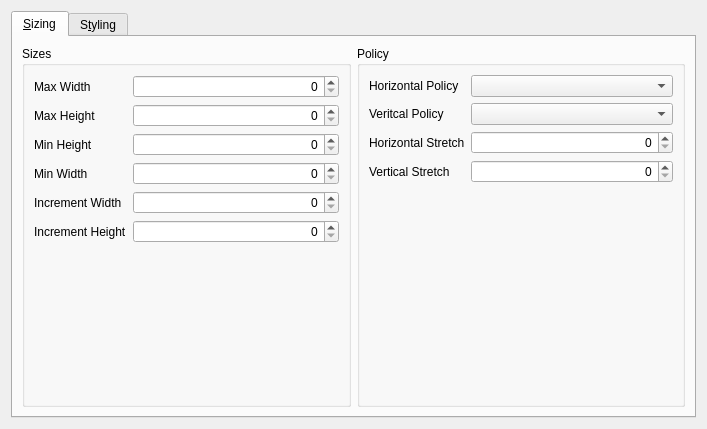
The window that com/ami/layout/pages/WidgetPropertyPage.ui (Scanframe/sf-mod-app) describes before a commit, drawn with Qt 5.
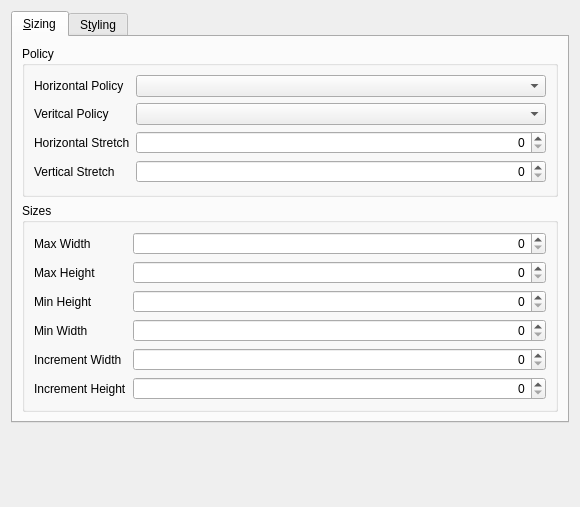
The same window after the commit. The open tabs and pages were chosen to show the change. Custom widgets are drawn as their Qt base class.

Commit message: Development of project module at the expense of acquisition. Layout editor development. Work-around for Qt "Bug" finding a QLabel buddy by name loading ui-file twice using FormBuilder. Added layout editor property page for changing the Widget's assigned layout. PropertyPage canApply() added. Development AscanGraph and property page.

The edit to the form file:
```diff
--- a/com/ami/layout/pages/WidgetPropertyPage.ui
+++ b/com/ami/layout/pages/WidgetPropertyPage.ui
@@ -6,14 +6,14 @@
    <rect>
     <x>0</x>
     <y>0</y>
-    <width>707</width>
-    <height>429</height>
+    <width>580</width>
+    <height>507</height>
    </rect>
   </property>
   <property name="windowTitle">
    <string>WidgetPropertyPage</string>
   </property>
-  <layout class="QVBoxLayout" name="verticalLayout">
+  <layout class="QVBoxLayout" name="verticalLayout_2">
    <item>
     <widget class="QTabWidget" name="tabWidget">
      <property name="tabPosition">
@@ -23,13 +23,76 @@
       <enum>QTabWidget::Rounded</enum>
      </property>
      <property name="currentIndex">
-      <number>1</number>
+      <number>0</number>
      </property>
      <widget class="QWidget" name="tabSize">
       <attribute name="title">
        <string>&amp;Sizing</string>
       </attribute>
-      <layout class="QHBoxLayout" name="horizontalLayout" stretch="0,0">
+      <layout class="QVBoxLayout" name="verticalLayout" stretch="0,0">
+       <item>
+        <widget class="QGroupBox" name="gbSizePolicy">
+         <property name="title">
+          <string>Policy</string>
+         </property>
+         <layout class="QFormLayout" name="formLayout_3">
+          <item row="0" column="0">
+           <widget class="QLabel" name="lblHorizontalPolicy">
+            <property name="text">
+             <string>Horizontal Policy</string>
+            </property>
+           </widget>
+          </item>
+          <item row="0" column="1">
+           <widget class="QComboBox" name="cbHorizontalPolicy"/>
+          </item>
+          <item row="1" column="0">
+           <widget class="QLabel" name="lblVerticalPolicy">
+            <property name="text">
+             <string>Veritcal Policy</string>
+            </property>
+           </widget>
+          </item>
+          <item row="1" column="1">
+           <widget class="QComboBox" name="cbVerticalPolicy"/>
+          </item>
+          <item row="2" column="0">
+           <widget class="QLabel" name="lblHorizontalStretch">
+            <property name="text">
+             <string>Horizontal Stretch</string>
+            </property>
+           </widget>
+          </item>
+          <item row="2" column="1">
+           <widget class="QSpinBox" name="sbHorizontalStretch">
+            <property name="alignment">
+             <set>Qt::AlignRight|Qt::AlignTrailing|Qt::AlignVCenter</set>
+            </property>
+            <property name="maximum">
+             <number>1000</number>
+            </property>
+           </widget>
+          </item>
+          <item row="3" column="0">
+           <widget class="QLabel" name="lblVerticalStretch">
+            <property name="text">
+             <string>Vertical Stretch</string>
+            </property>
+           </widget>
+          </item>
+          <item row="3" column="1">
+           <widget class="QSpinBox" name="sbVerticalStretch">
+            <property name="alignment">
+             <set>Qt::AlignRight|Qt::AlignTrailing|Qt::AlignVCenter</set>
+            </property>
+            <property name="maximum">
+             <number>1000</number>
+            </property>
+           </widget>
+          </item>
+         </layout>
+        </widget>
+       </item>
        <item>
         <widget class="QGroupBox" name="gbSizes">
          <property name="title">
@@ -141,69 +204,6 @@
          </layout>
         </widget>
        </item>
-       <item>
-        <widget class="QGroupBox" name="gbSizePolicy">
-         <property name="title">
-          <string>Policy</string>
-         </property>
-         <layout class="QFormLayout" name="formLayout_3">
-          <item row="0" column="0">
-           <widget class="QLabel" name="lblHorizontalPolicy">
-            <property name="text">
-             <string>Horizontal Policy</string>
-            </property>
-           </widget>
-          </item>
-          <item row="0" column="1">
-           <widget class="QComboBox" name="cbHorizontalPolicy"/>
-          </item>
-          <item row="1" column="0">
-           <widget class="QLabel" name="lblVerticalPolicy">
-            <property name="text">
-             <string>Veritcal Policy</string>
-            </property>
-           </widget>
-          </item>
-          <item row="1" column="1">
-           <widget class="QComboBox" name="cbVerticalPolicy"/>
-          </item>
-          <item row="2" column="0">
-           <widget class="QLabel" name="lblHorizontalStretch">
-            <property name="text">
-             <string>Horizontal Stretch</string>
-            </property>
-           </widget>
-          </item>
-          <item row="2" column="1">
-           <widget class="QSpinBox" name="sbHorizontalStretch">
-            <property name="alignment">
-             <set>Qt::AlignRight|Qt::AlignTrailing|Qt::AlignVCenter</set>
-            </property>
-            <property name="maximum">
-             <number>1000</number>
-            </property>
-           </widget>
-          </item>
-          <item row="3" column="0">
-           <widget class="QLabel" name="lblVerticalStretch">
-            <property name="text">
-             <string>Vertical Stretch</string>
-            </property>
-           </widget>
-          </item>
-          <item row="3" column="1">
-           <widget class="QSpinBox" name="sbVerticalStretch">
-            <property name="alignment">
-             <set>Qt::AlignRight|Qt::AlignTrailing|Qt::AlignVCenter</set>
-            </property>
-            <property name="maximum">
-             <number>1000</number>
-            </property>
-           </widget>
-          </item>
-         </layout>
-        </widget>
-       </item>
       </layout>
      </widget>
      <widget class="QWidget" name="tabStyling">
@@ -211,6 +211,9 @@
        <string>S&amp;tyling</string>
       </attribute>
       <layout class="QFormLayout" name="formLayout">
+       <property name="rowWrapPolicy">
+        <enum>QFormLayout::WrapAllRows</enum>
+       </property>
        <item row="0" column="0">
         <widget class="QLabel" name="lblStyleSheet">
          <property name="text">
@@ -222,12 +225,32 @@
         </widget>
        </item>
        <item row="0" column="1">
-        <widget class="QPlainTextEdit" name="pteStyleSheet"/>
+        <widget class="QPlainTextEdit" name="pteStyleSheet">
+         <property name="sizePolicy">
+          <sizepolicy hsizetype="Expanding" vsizetype="Expanding">
+           <horstretch>0</horstretch>
+           <verstretch>1</verstretch>
+          </sizepolicy>
+         </property>
+        </widget>
        </item>
       </layout>
      </widget>
     </widget>
    </item>
+   <item>
+    <spacer name="verticalSpacer">
+     <property name="orientation">
+      <enum>Qt::Vertical</enum>
+     </property>
+     <property name="sizeHint" stdset="0">
+      <size>
+       <width>20</width>
+       <height>40</height>
+      </size>
+     </property>
+    </spacer>
+   </item>
   </layout>
  </widget>
  <customwidgets>
```
Left out of the diff: 1 changed line with no effect on the pictures. The commit also changes 173 other files.
